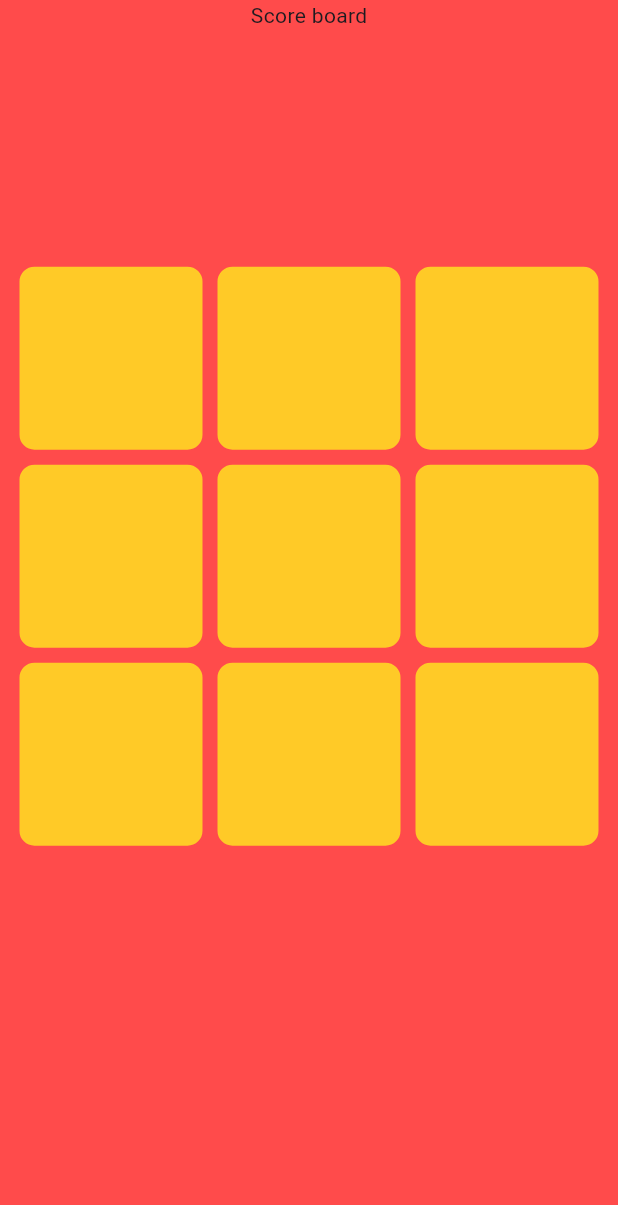
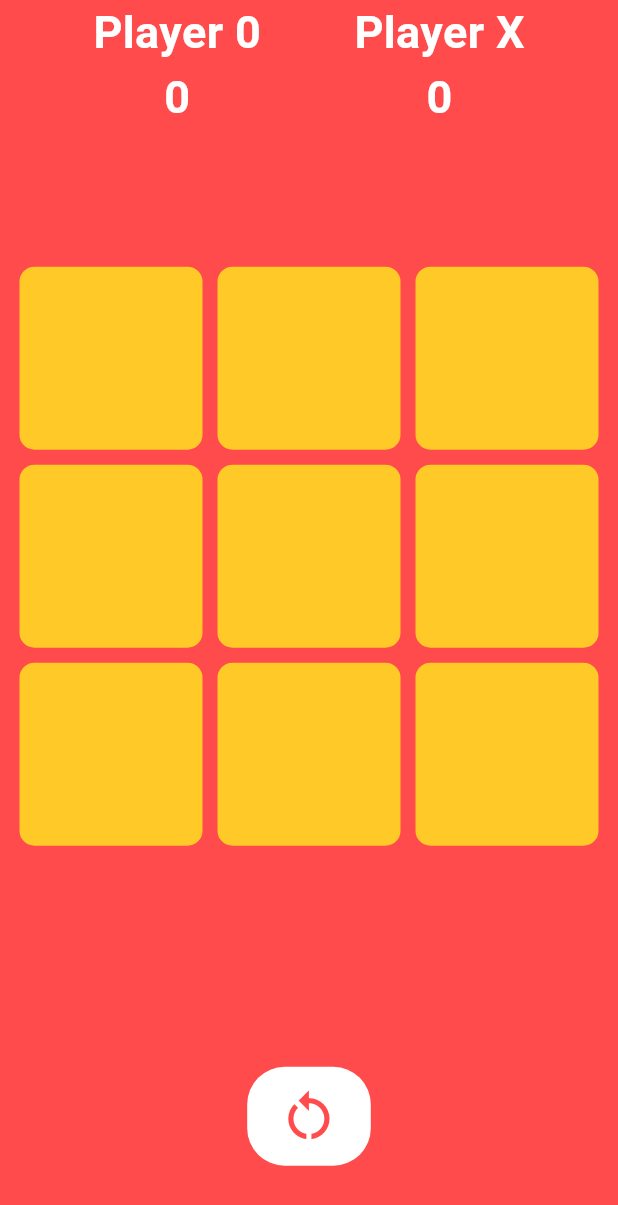
Before and after one commit to Badhon100/tic_tac_toe, a Flutter app: the screen it shows after launch, on a phone screen of 412 x 824 dp. Shown: the top 1205 px of the screen. Run offline on Flutter 3.47's test engine with Material 2 defaults, Android fonts, the phone set to English and light mode, and no system bars.

Commit message:
overall game is working fine

```diff
--- a/lib/game_screen.dart
+++ b/lib/game_screen.dart
@@ -1,5 +1,6 @@
 import 'package:flutter/material.dart';
 import 'package:tic_tac_toe/const.dart';
+import 'package:tic_tac_toe/widget/custom_container.dart';
 
 class GameScreen extends StatefulWidget {
   const GameScreen({super.key});
@@ -22,15 +23,66 @@ class _GameScreenState extends State<GameScreen> {
     '',
     '',
   ];
+  int oScore = 0;
+  int xScore = 0;
+  int filledBoxes = 0;
+  bool winnerFound = false;
+
   @override
   Widget build(BuildContext context) {
     return Scaffold(
       backgroundColor: Const.primaryColor,
-      body: Column(
+      body: SafeArea(
+        child: Column(
+          mainAxisAlignment: MainAxisAlignment.center,
           children: [
             Expanded(
               flex: 1,
-            child: const Text("Score board"),
+              child: Row(
+                mainAxisAlignment: MainAxisAlignment.spaceEvenly,
+                children: [
+                  Column(
+                    children: [
+                      const Text(
+                        "Player 0",
+                        style: TextStyle(
+                          color: Colors.white,
+                          fontSize: 30,
+                          fontWeight: FontWeight.bold,
+                        ),
+                      ),
+                      Text(
+                        oScore.toString(),
+                        style: const TextStyle(
+                          color: Colors.white,
+                          fontSize: 30,
+                          fontWeight: FontWeight.bold,
+                        ),
+                      ),
+                    ],
+                  ),
+                  Column(
+                    children: [
+                      const Text(
+                        "Player X",
+                        style: TextStyle(
+                          color: Colors.white,
+                          fontSize: 30,
+                          fontWeight: FontWeight.bold,
+                        ),
+                      ),
+                      Text(
+                        xScore.toString(),
+                        style: const TextStyle(
+                          color: Colors.white,
+                          fontSize: 30,
+                          fontWeight: FontWeight.bold,
+                        ),
+                      ),
+                    ],
+                  ),
+                ],
+              ),
             ),
             Expanded(
               flex: 3,
@@ -72,15 +124,29 @@ class _GameScreenState extends State<GameScreen> {
             ),
             Expanded(
               flex: 1,
-            child: Text(
+              child: Column(
+                children: [
+                  Text(
                     playerDeclaration,
                     style: const TextStyle(
                         color: Colors.white,
                         fontSize: 36,
                         fontWeight: FontWeight.bold),
                   ),
+                  GestureDetector(
+                    onTap: () {
+                      setState(() {
+                        displayXO = ['', '', '', '', '', '', '', '', ''];
+                        playerDeclaration = '';
+                      });
+                    },
+                    child: const CustomContainer(),
+                  )
+                ],
+              ),
             ),
           ],
+        ),
       ),
     );
   }
@@ -89,8 +155,10 @@ class _GameScreenState extends State<GameScreen> {
     setState(() {
       if (oTurn && displayXO[index] == '') {
         displayXO[index] = 'O';
+        filledBoxes++;
       } else if (!oTurn && displayXO[index] == '') {
         displayXO[index] = 'X';
+        filledBoxes++;
       }
       oTurn = !oTurn;
       _checkWinner();
@@ -104,6 +172,7 @@ class _GameScreenState extends State<GameScreen> {
         displayXO[0] != '') {
       setState(() {
         playerDeclaration = "Player ${displayXO[0]} Wins";
+        _updateScore(displayXO[0]);
       });
     }
     //2nd row
@@ -112,6 +181,7 @@ class _GameScreenState extends State<GameScreen> {
         displayXO[3] != '') {
       setState(() {
         playerDeclaration = "Player ${displayXO[3]} Wins";
+        _updateScore(displayXO[3]);
       });
     }
 
@@ -121,6 +191,7 @@ class _GameScreenState extends State<GameScreen> {
         displayXO[6] != '') {
       setState(() {
         playerDeclaration = "Player ${displayXO[6]} Wins";
+        _updateScore(displayXO[6]);
       });
     }
 
@@ -130,6 +201,7 @@ class _GameScreenState extends State<GameScreen> {
         displayXO[0] != '') {
       setState(() {
         playerDeclaration = "Player ${displayXO[0]} Wins";
+        _updateScore(displayXO[0]);
       });
     }
 
@@ -138,7 +210,8 @@ class _GameScreenState extends State<GameScreen> {
         displayXO[4] == displayXO[7] &&
         displayXO[1] != '') {
       setState(() {
-        playerDeclaration = "Player ${displayXO[0]} Wins";
+        playerDeclaration = "Player ${displayXO[1]} Wins";
+        _updateScore(displayXO[1]);
       });
     }
 
@@ -148,15 +221,17 @@ class _GameScreenState extends State<GameScreen> {
         displayXO[2] != '') {
       setState(() {
         playerDeclaration = "Player ${displayXO[2]} Wins";
+        _updateScore(displayXO[2]);
       });
     }
 
-    //1st creoss
+    //1st cross
     if (displayXO[0] == displayXO[4] &&
         displayXO[4] == displayXO[8] &&
         displayXO[0] != '') {
       setState(() {
         playerDeclaration = "Player ${displayXO[0]} Wins";
+        _updateScore(displayXO[0]);
       });
     }
 
@@ -166,7 +241,22 @@ class _GameScreenState extends State<GameScreen> {
         displayXO[2] != '') {
       setState(() {
         playerDeclaration = "Player ${displayXO[2]} Wins";
+        _updateScore(displayXO[2]);
+      });
+    }
+    if (!winnerFound && filledBoxes == 9) {
+      setState(() {
+        playerDeclaration = "Match Draw";
       });
     }
   }
+
+  _updateScore(String winner) {
+    if (winner == 'O') {
+      oScore++;
+    } else if (winner == 'X') {
+      xScore++;
     }
+    winnerFound = true;
+  }
+}
--- /dev/null
+++ b/lib/widget/custom_container.dart
@@ -0,0 +1,23 @@
+import 'package:flutter/material.dart';
+import 'package:tic_tac_toe/const.dart';
+
+class CustomContainer extends StatelessWidget {
+  const CustomContainer({
+    super.key,
+  });
+
+  @override
+  Widget build(BuildContext context) {
+    return Container(
+      height: MediaQuery.of(context).size.height * 0.08,
+      width: MediaQuery.of(context).size.width * 0.2,
+      decoration: BoxDecoration(
+          color: Colors.white, borderRadius: BorderRadius.circular(25)),
+      child: Icon(
+        Icons.restart_alt,
+        size: MediaQuery.of(context).size.height * 0.05,
+        color: Const.primaryColor,
+      ),
+    );
+  }
+}
```
Lines whose indentation alone changed are shown as unchanged.
